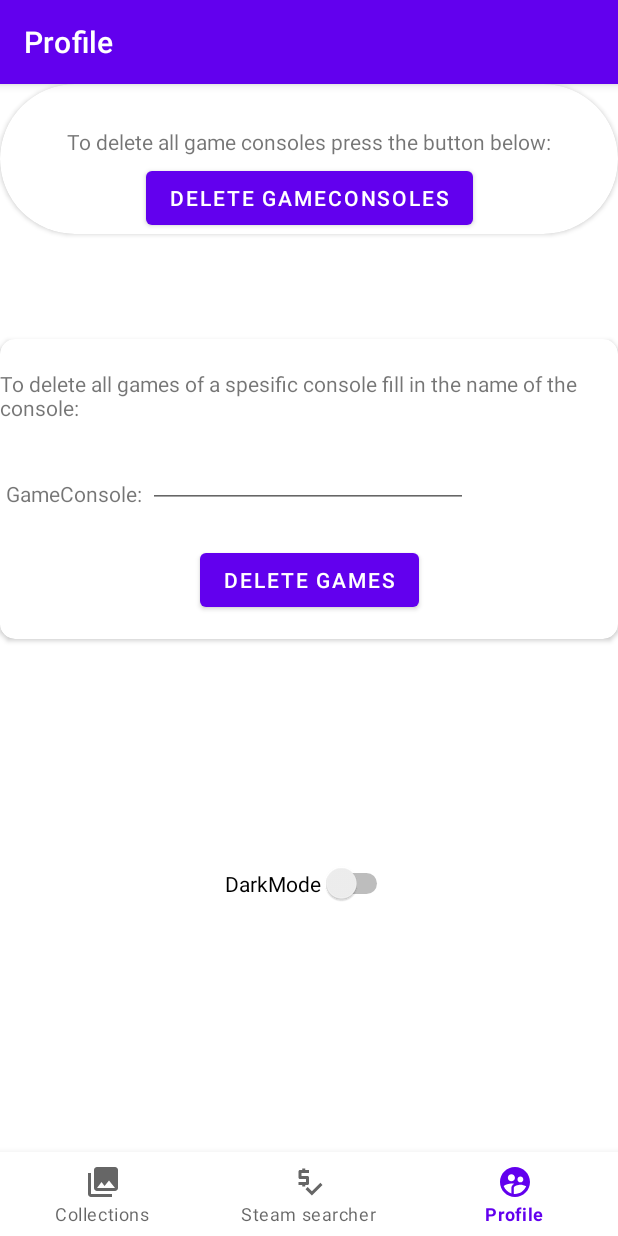
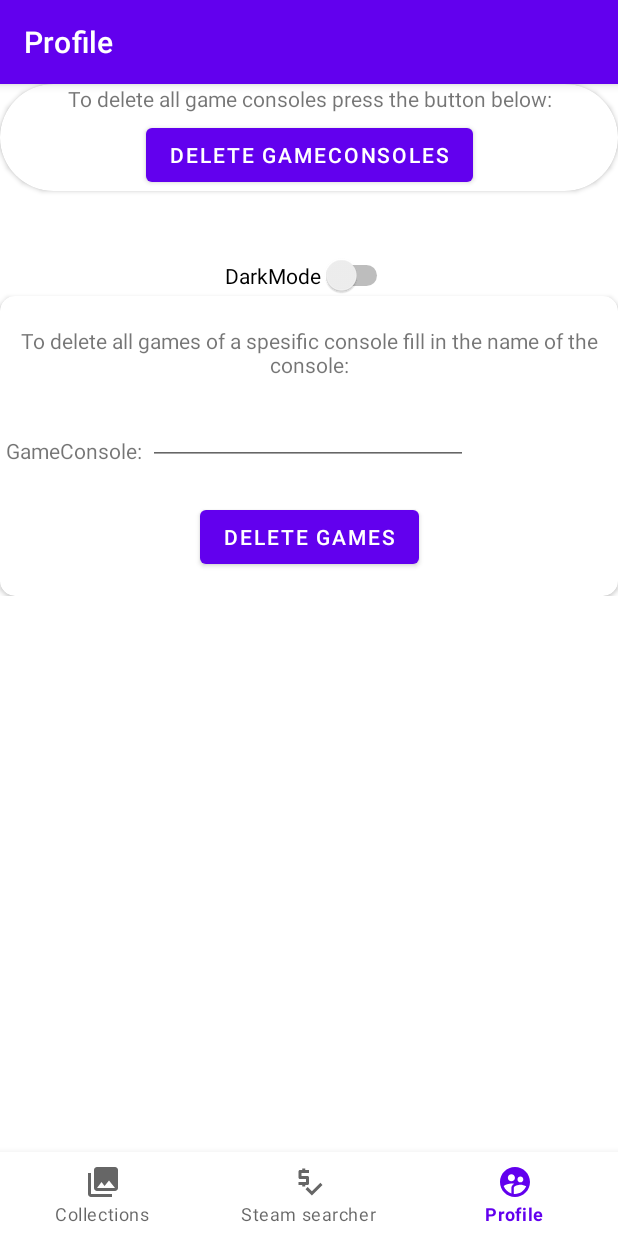
Before and after one commit to wannesvanderlinden/androidProjcectCollectly, an Android app: the ProfileFragment screen opened through its navigation route, on a phone screen of 412 x 824 dp. Run offline under Robolectric (Android 15) with nearby library versions, the phone set to English and light mode, and no system bars; our stand-ins replace Room's generated code, navigation-ui; libraries missing offline, so code that uses them is left out: com.journeyapps.barcodescanner.

Commit message:
fix: horizontal layout fixes

```diff
--- a/app/src/main/res/layout/fragment_profile.xml
+++ b/app/src/main/res/layout/fragment_profile.xml
@@ -1,15 +1,17 @@
 <?xml version="1.0" encoding="utf-8"?>
-<androidx.constraintlayout.widget.ConstraintLayout xmlns:android="http://schemas.android.com/apk/res/android"
+<ScrollView xmlns:android="http://schemas.android.com/apk/res/android"
     xmlns:app="http://schemas.android.com/apk/res-auto"
     xmlns:tools="http://schemas.android.com/tools"
     android:layout_width="match_parent"
     android:layout_height="match_parent"
     tools:context=".ui.profile.ProfileFragment">
-
+    <androidx.constraintlayout.widget.ConstraintLayout
+        android:layout_width="match_parent"
+        android:layout_height="match_parent">
     <androidx.cardview.widget.CardView
         android:id="@+id/cardView"
         android:layout_width="match_parent"
-        android:layout_height="100dp"
+        android:layout_height="match_parent"
         app:cardCornerRadius="100dp"
 
         app:layout_constraintEnd_toEndOf="parent"
@@ -35,6 +37,7 @@
                 android:layout_height="wrap_content"
                 android:layout_marginBottom="4dp"
                 android:text="To delete all game consoles press the button below:"
+                android:textAlignment="center"
                 app:layout_constraintBottom_toTopOf="@+id/btn_delete_gameConsole"
                 app:layout_constraintEnd_toEndOf="parent"
                 app:layout_constraintStart_toStartOf="parent" />
@@ -46,8 +49,8 @@
             android:layout_width="match_parent"
             android:layout_height="200dp"
             android:layout_marginTop="70dp"
+            app:cardCornerRadius="10dp"
             app:layout_constraintTop_toBottomOf="@+id/cardView"
-        app:cardCornerRadius="10dp"
 
             tools:layout_editor_absoluteX="0dp">
 
@@ -74,6 +77,7 @@
                     android:layout_height="wrap_content"
                     android:layout_marginTop="20dp"
                     android:text="To delete all games of a spesific console fill in the name of the console:"
+                    android:textAlignment="center"
                     app:layout_constraintEnd_toEndOf="parent"
                     app:layout_constraintHorizontal_bias="0.0"
                     app:layout_constraintStart_toStartOf="parent"
@@ -105,12 +109,11 @@
             android:id="@+id/darkMode"
             android:layout_width="wrap_content"
             android:layout_height="wrap_content"
-        android:layout_marginBottom="165dp"
             android:text="DarkMode"
-        app:layout_constraintBottom_toBottomOf="parent"
+            app:layout_constraintBottom_toTopOf="@+id/cardView2"
             app:layout_constraintEnd_toEndOf="parent"
             app:layout_constraintStart_toStartOf="parent" />
 
 
-
     </androidx.constraintlayout.widget.ConstraintLayout>
+</ScrollView>
```
Lines whose indentation alone changed are shown as unchanged.
